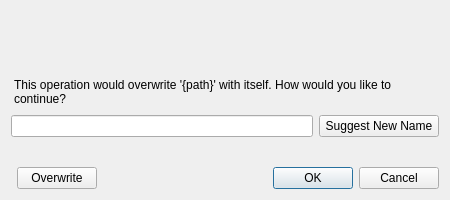
Kf4btg/SkyModMan, file skymodman/interface/designer/ui/file_exists_dialog.ui: the form before one commit.
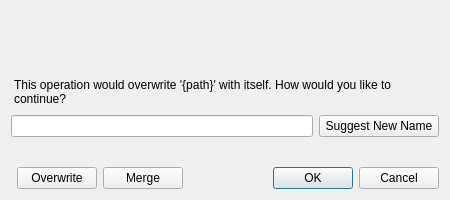
The form after the commit.

Commit message: impl. dir-merge; add overwrite btns to dialog

```diff
--- a/skymodman/interface/designer/ui/file_exists_dialog.ui
+++ b/skymodman/interface/designer/ui/file_exists_dialog.ui
@@ -14,17 +14,7 @@
    <string>Dialog</string>
   </property>
   <layout class="QGridLayout" name="gridLayout">
-   <item row="4" column="2">
-    <widget class="QDialogButtonBox" name="btnbox">
-     <property name="orientation">
-      <enum>Qt::Horizontal</enum>
-     </property>
-     <property name="standardButtons">
-      <set>QDialogButtonBox::Cancel|QDialogButtonBox::Ok</set>
-     </property>
-    </widget>
-   </item>
-   <item row="2" column="0" colspan="3">
+   <item row="2" column="0" colspan="4">
     <layout class="QHBoxLayout" name="_nameeditlayout">
      <property name="bottomMargin">
       <number>24</number>
@@ -66,7 +56,17 @@
      </item>
     </layout>
    </item>
-   <item row="0" column="0" colspan="3">
+   <item row="4" column="3">
+    <widget class="QDialogButtonBox" name="btnbox">
+     <property name="orientation">
+      <enum>Qt::Horizontal</enum>
+     </property>
+     <property name="standardButtons">
+      <set>QDialogButtonBox::Cancel|QDialogButtonBox::Ok</set>
+     </property>
+    </widget>
+   </item>
+   <item row="0" column="0" colspan="4">
     <widget class="QLabel" name="label">
      <property name="styleSheet">
       <string notr="true">QLabel {padding: 0 10px 0px 0px; }</string>
@@ -92,6 +92,16 @@
      </property>
     </widget>
    </item>
+   <item row="4" column="2">
+    <widget class="QPushButton" name="btn_merge">
+     <property name="text">
+      <string>Merge</string>
+     </property>
+     <property name="autoDefault">
+      <bool>false</bool>
+     </property>
+    </widget>
+   </item>
   </layout>
  </widget>
  <resources/>
```
The commit also changes 5 other files.
